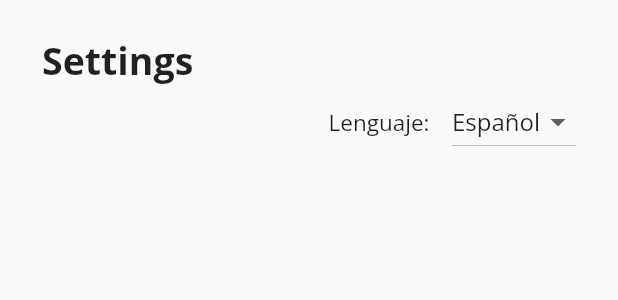
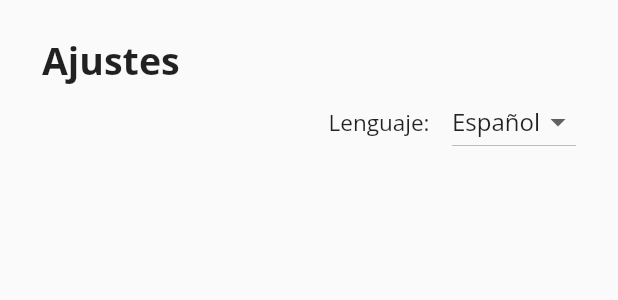
Before and after one commit to davidivad96/mygymbro, a Flutter app: the Settings widget shown alone on an empty page, opened directly with sample values from the repository, on a phone screen of 412 x 824 dp. Shown: the top 300 px of the screen. Run offline on Flutter 3.47's test engine with Material 2 defaults, Android fonts, the phone set to English and light mode, and no system bars; our stand-ins replace bubble_bottom_bar, shared_preferences; accounts and stored records are empty.

Commit message:
Add translated texts

```diff
--- a/lib/lang/en.json
+++ b/lib/lang/en.json
@@ -1,4 +1,7 @@
 {
+  "train": "Train",
+  "graphs": "Graphs",
+  "settings": "Settings",
   "language": "Language",
   "spanish": "Spanish",
   "english": "English"
--- a/lib/lang/es.json
+++ b/lib/lang/es.json
@@ -1,4 +1,7 @@
 {
+  "train": "Entrenamiento",
+  "graphs": "Gráficos",
+  "settings": "Ajustes",
   "language": "Lenguaje",
   "spanish": "Español",
   "english": "Inglés"
--- a/lib/screens/settings.dart
+++ b/lib/screens/settings.dart
@@ -27,9 +27,9 @@ class _SettingsState extends State<Settings> {
         child: Column(
           crossAxisAlignment: CrossAxisAlignment.start,
           children: <Widget>[
-            const Text(
-              'Settings',
-              style: TextStyle(
+            Text(
+              getTranslated(context, "settings"),
+              style: const TextStyle(
                 fontSize: 25.0,
                 fontWeight: FontWeight.bold,
               ),
```
Also changed, not shown: lib/widgets/bottom_nav_bar.dart (+5 -3 lines).
